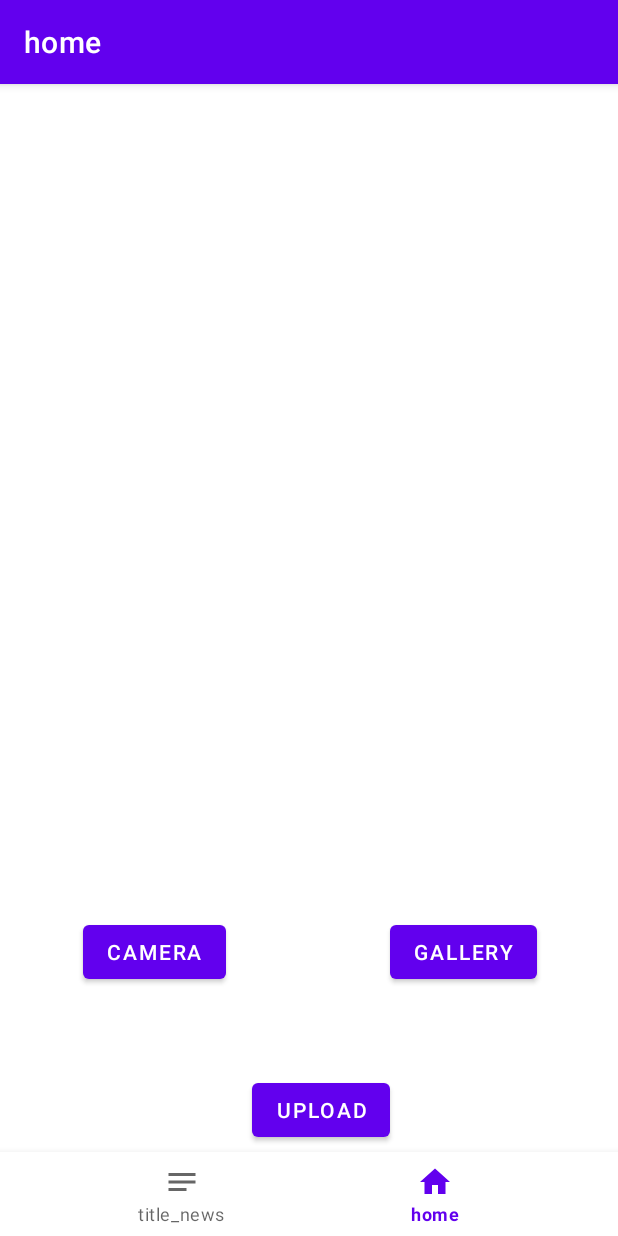
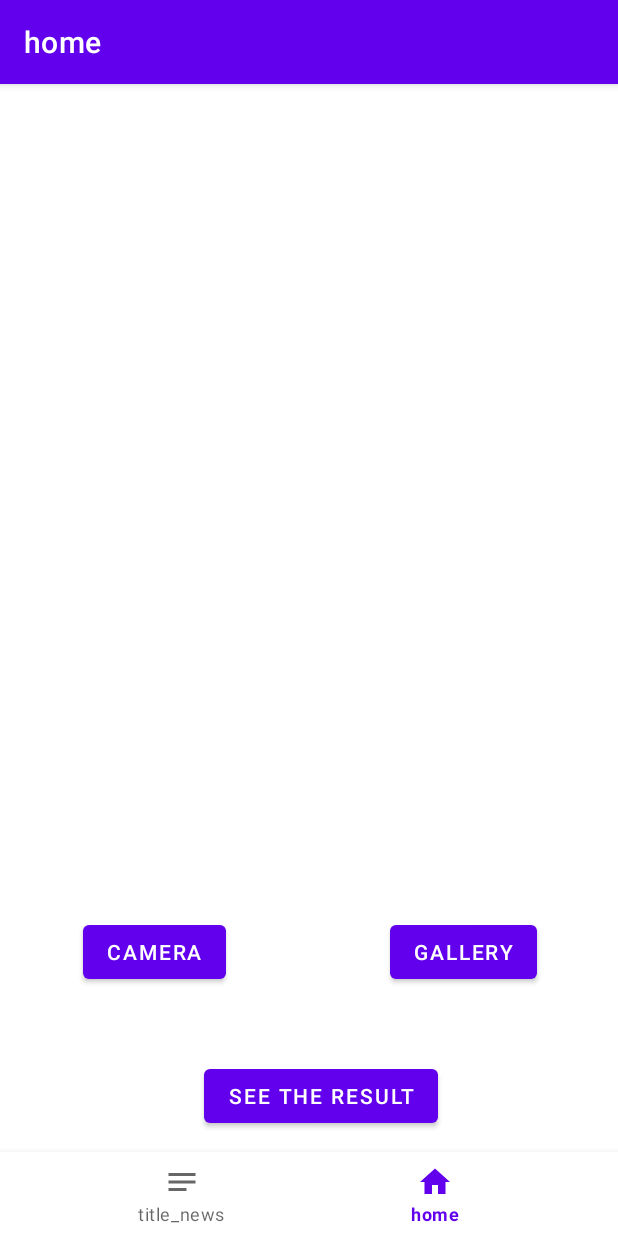
Before and after one commit to ariefdarmawant/MeSkin-B21-CAP0205, an Android app: the screen it shows after launch (MainActivity), on a phone screen of 412 x 824 dp. Run offline under Robolectric (Android 15) with nearby library versions, the light colour scheme and no system bars; our stand-ins replace Firebase (no records; nobody signed in at launch, a user with empty details on screens opened directly), navigation-ui; pictures from the network do not load.

Commit message:
upload galeri

```diff
--- a/AndroidCapstoneProject/app/src/main/java/com/dicoding/android_capstoneproject/ui/home/HomeFragment.kt
+++ b/AndroidCapstoneProject/app/src/main/java/com/dicoding/android_capstoneproject/ui/home/HomeFragment.kt
@@ -69,8 +69,9 @@ class HomeFragment() : Fragment() {
             imageView.setImageBitmap(bmp)
             uploadImagecamera(bmp)
         }else if(requestCode ==1){
+            var bmp = data?.extras?.get("data") as Bitmap
             imageView.setImageURI(data?.data)
-
+            uploadImagecamera(bmp)
         }
     }
         private fun uploadImagecamera(imgBitmap: Bitmap) {
--- a/AndroidCapstoneProject/app/src/main/res/layout/fragment_home.xml
+++ b/AndroidCapstoneProject/app/src/main/res/layout/fragment_home.xml
@@ -52,9 +52,11 @@
         android:id="@+id/btnUpload"
         android:layout_width="wrap_content"
         android:layout_height="wrap_content"
-        android:layout_marginTop="204dp"
-        android:layout_marginEnd="152dp"
-        android:text="Upload"
-        app:layout_constraintEnd_toEndOf="parent"
-        app:layout_constraintTop_toBottomOf="@+id/imageView" />
+        android:layout_marginStart="136dp"
+        android:layout_marginTop="96dp"
+        android:text="see the result"
+        app:layout_constraintStart_toStartOf="parent"
+        app:layout_constraintTop_toBottomOf="@+id/imageView"
+        app:layout_constraintTop_toTopOf="@+id/guideline2" />
+
 </androidx.constraintlayout.widget.ConstraintLayout>
```
